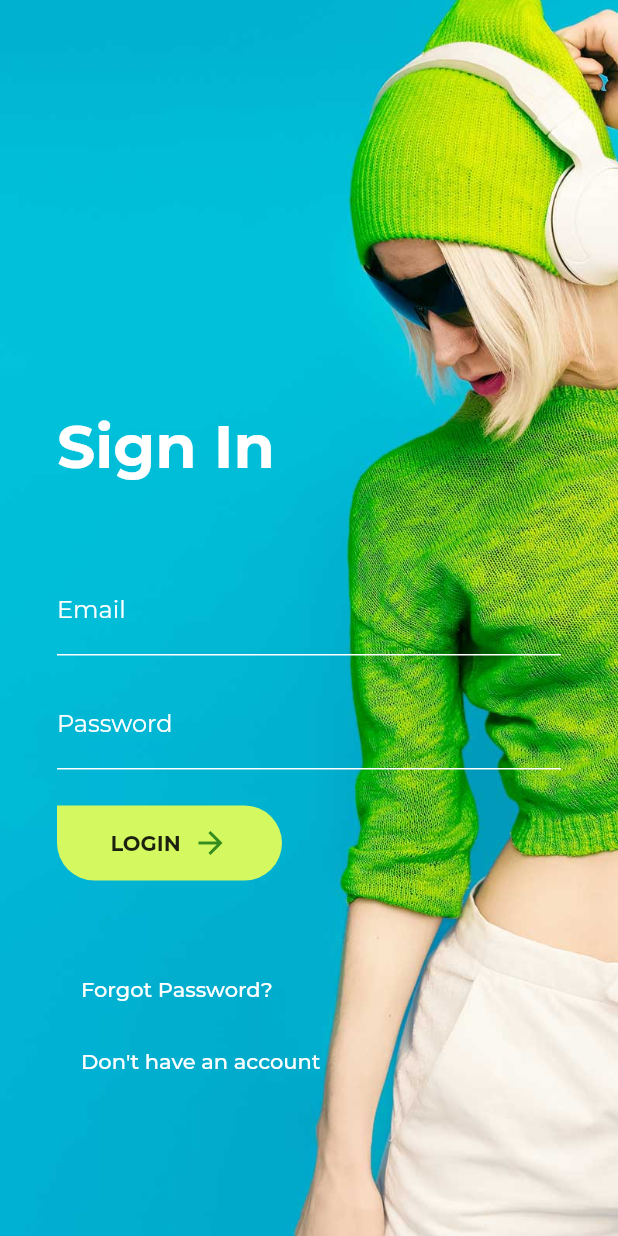
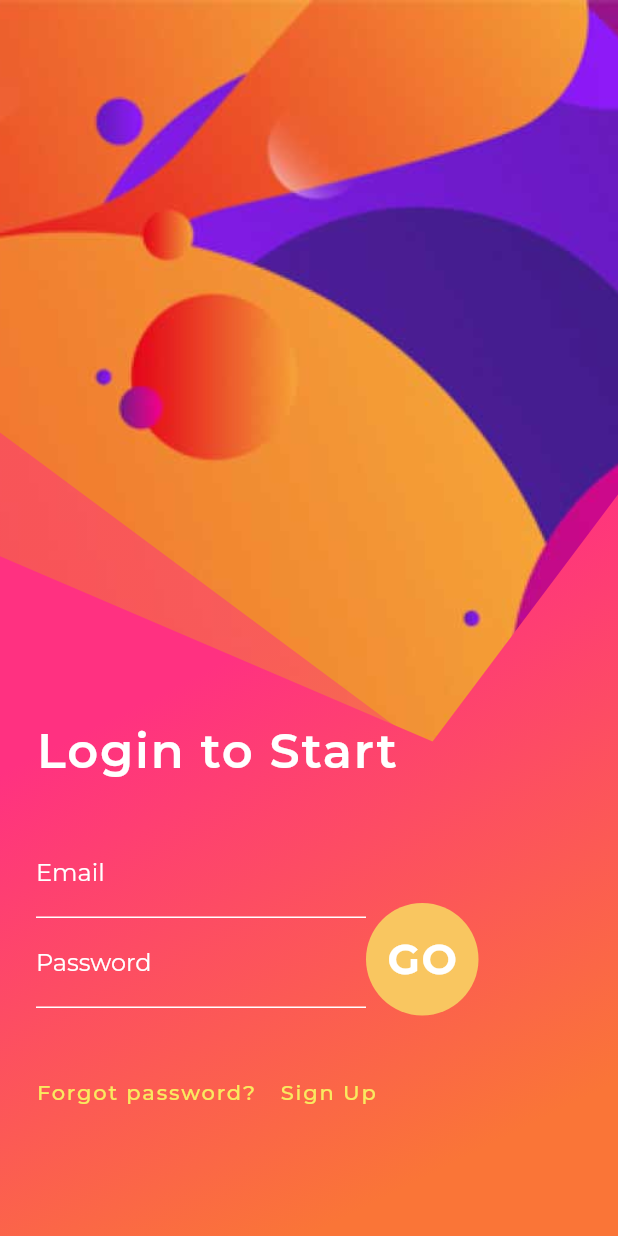
Before and after one commit to soufi-43/flutter_ui, a Flutter app: the screen it shows after launch, on a phone screen of 412 x 824 dp. Run offline on Flutter 3.47's test engine with Material 2 defaults, Android fonts, the phone set to English and light mode, and no system bars; our stand-ins replace font_awesome_flutter, google_fonts; project files that could hold a hidden picture were left out.

Commit message:
ADD Registration3

```diff
--- a/lib/main.dart
+++ b/lib/main.dart
@@ -9,6 +9,7 @@ import 'package:flutterui/profiles/profile4/profile4.dart';
 import 'package:flutterui/profiles/profile5/profile5.dart';
 import 'package:flutterui/registration/registration1.dart';
 import 'package:flutterui/registration/registration2.dart';
+import 'package:flutterui/registration/registration3.dart';
 
 import 'chat/chat2/chat_screen.dart';
 
@@ -24,7 +25,7 @@ class MyApp extends StatelessWidget {
 
         primarySwatch: Colors.blue,
       ),
-      home:Registration2(),
+      home:Registration3(),
     );
   }
 }
--- /dev/null
+++ b/lib/registration/registration3.dart
@@ -0,0 +1,282 @@
+
+
+import 'package:flutter/material.dart';
+import 'package:google_fonts/google_fonts.dart';
+
+class Registration3 extends StatefulWidget {
+  @override
+  _Registration3State createState() => _Registration3State();
+}
+
+class _Registration3State extends State<Registration3> {
+  @override
+  Widget build(BuildContext context) {
+    return Theme(
+      data: ThemeData(
+        fontFamily: GoogleFonts.montserrat().fontFamily,
+      ),
+      child: Stack(
+
+        children: <Widget>[
+          Image.asset(
+            'assets/profiles/profile3bg.jpg',
+            fit: BoxFit.cover,
+            height: double.infinity,
+          ),
+          Opacity(
+            opacity: 0.5,
+            child: CustomPaint(
+              painter: Background(
+                leftPoint: 0.35,
+                rightPoint: 0.85,
+                midPoint1: 0.7,
+                midPoint2: 0.61,
+              ),
+              child: Container(),
+            ),
+          ),
+          CustomPaint(
+            painter: Background(
+              leftPoint: 0.45,
+              rightPoint: 0.4,
+              midPoint1: 0.7,
+              midPoint2: 0.6,
+            ),
+            child: Container(),
+
+          ),
+          Scaffold(
+            backgroundColor: Colors.transparent,
+            appBar: AppBar(
+              backgroundColor: Colors.transparent,
+              elevation: 0,
+            ),
+            body: Padding(
+              padding: const EdgeInsets.all(24.0),
+              child: Column(
+                mainAxisAlignment: MainAxisAlignment.end,
+                crossAxisAlignment: CrossAxisAlignment.start,
+                children: <Widget>[
+                  Text(
+                    'Login to Start',
+                    style: TextStyle(
+                      color: Colors.white,
+                      fontWeight: FontWeight.w600,
+                      fontSize: 32,
+                      letterSpacing: 1.2,
+                    ),
+                  ),
+                  SizedBox(height: 32,),
+                  _form(context),
+                  SizedBox(height: 32,),
+                  _actions(context),
+                  SizedBox(height: 48,),
+                ],
+              ),
+            ),
+          ),
+        ],
+      ),
+    );
+  }
+
+  Widget _form(BuildContext context) {
+    return Row(
+      mainAxisAlignment: MainAxisAlignment.start,
+      crossAxisAlignment: CrossAxisAlignment.start,
+      children: <Widget>[
+        Form(
+          child: Container(
+            width: 220,
+            child: Column(
+              children: <Widget>[
+                TextFormField(
+                  style: TextStyle(
+                    color: Colors.white,
+                  ),
+                  decoration: InputDecoration(
+                    labelText: 'Email',
+                    hintText: 'Email',
+                    labelStyle: TextStyle(
+                      color: Colors.white,
+                    ),
+                    hintStyle: TextStyle(
+                      color: Colors.white,
+                    ),
+                    enabledBorder: UnderlineInputBorder(
+                      borderSide: BorderSide(color: Colors.white),
+                    ),
+                    border: UnderlineInputBorder(
+                      borderSide: BorderSide(color: Colors.white),
+                    ),
+                    focusColor: Colors.white,
+                  ),
+                ),
+                TextFormField(
+                  obscureText: true,
+                  style: TextStyle(
+
+                    color: Colors.white,
+                  ),
+                  decoration: InputDecoration(
+
+                    labelText: 'Password',
+                    hintText: 'Password',
+                    labelStyle: TextStyle(
+                      color: Colors.white,
+                    ),
+                    hintStyle: TextStyle(
+                      color: Colors.white,
+                    ),
+                    enabledBorder: UnderlineInputBorder(
+                      borderSide: BorderSide(color: Colors.white),
+                    ),
+                    border: UnderlineInputBorder(
+                      borderSide: BorderSide(color: Colors.white),
+                    ),
+                    focusColor: Colors.white,
+                  ),
+                ),
+              ],
+            ),
+          ),
+        ),
+        Transform.translate(
+          offset: Offset(0,50),
+          child: InkWell(
+            child: Container(
+              width:75,
+              height: 75,
+              decoration: BoxDecoration(
+                color: Color(0xFFF9C660),
+                shape: BoxShape.circle,
+              ),
+              child: Align(
+                alignment: Alignment.center,
+                child: Text(
+                  'GO',
+                  style: TextStyle(
+                    color: Colors.white,
+                    fontSize: 28,
+                    fontWeight: FontWeight.bold,
+                    letterSpacing: 1.1,
+                  ),
+                ),
+              ),
+            ),
+          ),
+        ),
+      ],
+    );
+  }
+
+  Color _buttonColor = Color(0xFFF9EA60);
+
+  Widget _actions(BuildContext context) {
+    return Row(
+      mainAxisAlignment: MainAxisAlignment.start,
+      crossAxisAlignment: CrossAxisAlignment.start,
+      children: <Widget>[
+        FlatButton(
+          padding: EdgeInsets.zero,
+          onPressed: () {},
+          child: Text(
+            'Forgot password?',
+            style: TextStyle(
+              color: _buttonColor,
+              letterSpacing: 1.2,
+            ),
+          ),
+        ),
+        FlatButton(
+          onPressed: () {},
+          child: Text(
+            'Sign Up',
+            style: TextStyle(
+              color: _buttonColor,
+              letterSpacing: 1.2,
+            ),
+          ),
+        ),
+      ],
+    );
+  }
+}
+
+//class Background1 extends CustomPainter {
+//  @override
+//  void paint(Canvas canvas, Size size) {
+//    Rect rec = Rect.fromLTWH(0, size.height * 0.35, size.width, size.height);
+//    Gradient gradient = LinearGradient(
+//      colors: [
+//        Color(0xFFFF3181),
+//        Color(0xFFFA7537),
+//      ],
+//      stops: [
+//        0.2,
+//        0.8,
+//      ],
+//    );
+//
+//    Paint paint  = Paint();
+//    paint.shader = gradient.createShader(rec);
+//    Path path = Path();
+//
+//    path.lineTo(0, size.height*0.35);
+//    path.lineTo(0, size.height);
+//    path.lineTo(size.width, size.height);
+//    path.lineTo(size.width, size.height*0.4);
+//    path.lineTo(size.width*0.7, size.height*0.6);
+//    path.lineTo(0, size.height*0.35);
+//    path.close();
+//    canvas.drawPath(path, paint);
+//
+//
+//  }
+//
+//  @override
+//  bool shouldRepaint(CustomPainter oldDelegate) => false;
+//}
+ class  Background extends CustomPainter {
+  final double leftPoint;
+
+  final double rightPoint;
+
+  final double midPoint1;
+  final double midPoint2;
+
+  Background({this.leftPoint, this.rightPoint, this.midPoint1, this.midPoint2});
+
+  @override
+  void paint(Canvas canvas, Size size) {
+    Rect rec = Rect.fromLTWH(0, 0, size.width, size.height);
+    Gradient gradient = LinearGradient(
+      begin: Alignment.topLeft,
+      end: Alignment.bottomRight,
+      colors: [
+        Color(0xFFFF3181),
+        Color(0xFFFA7537),
+      ],
+      stops: [
+        0.5,
+        0.9,
+      ],
+    );
+
+    Paint paint = Paint();
+    paint.shader = gradient.createShader(rec);
+    Path path = Path();
+
+    path.lineTo(0, size.height * leftPoint);
+    path.lineTo(0, size.height);
+    path.lineTo(size.width, size.height);
+    path.lineTo(size.width, size.height * rightPoint);
+    path.lineTo(size.width * midPoint1, size.height * midPoint2);
+    path.lineTo(0, size.height * leftPoint);
+    path.close();
+    canvas.drawPath(path, paint);
+  }
+
+  @override
+  bool shouldRepaint(CustomPainter oldDelegate) => false;
+}
```
